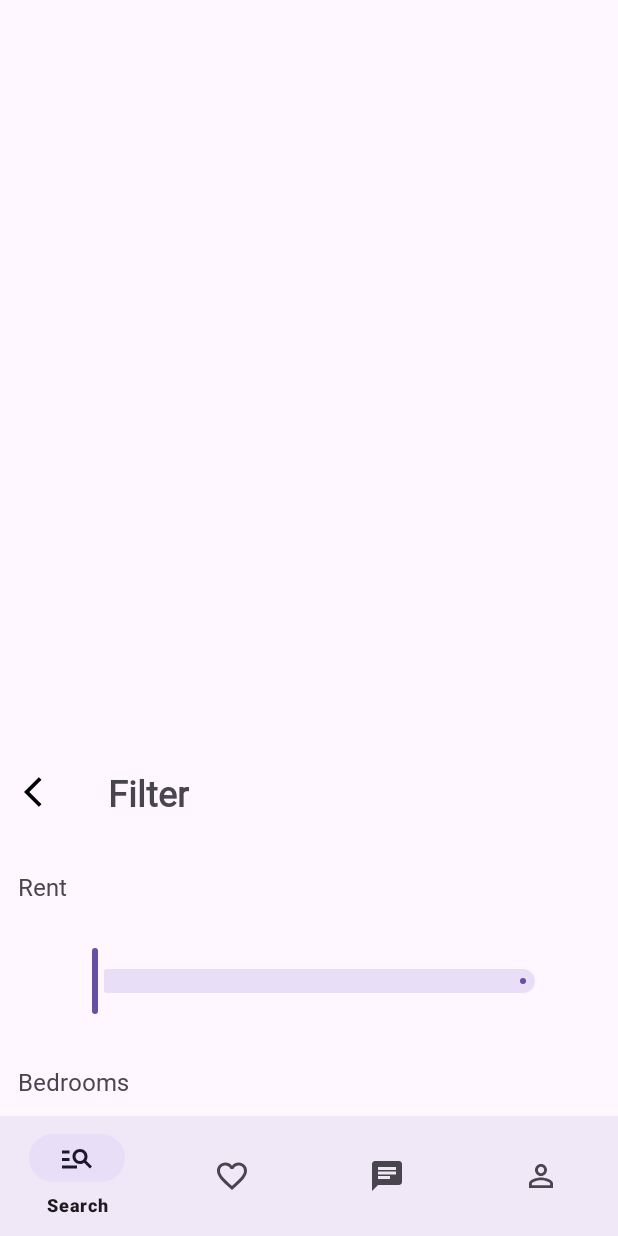
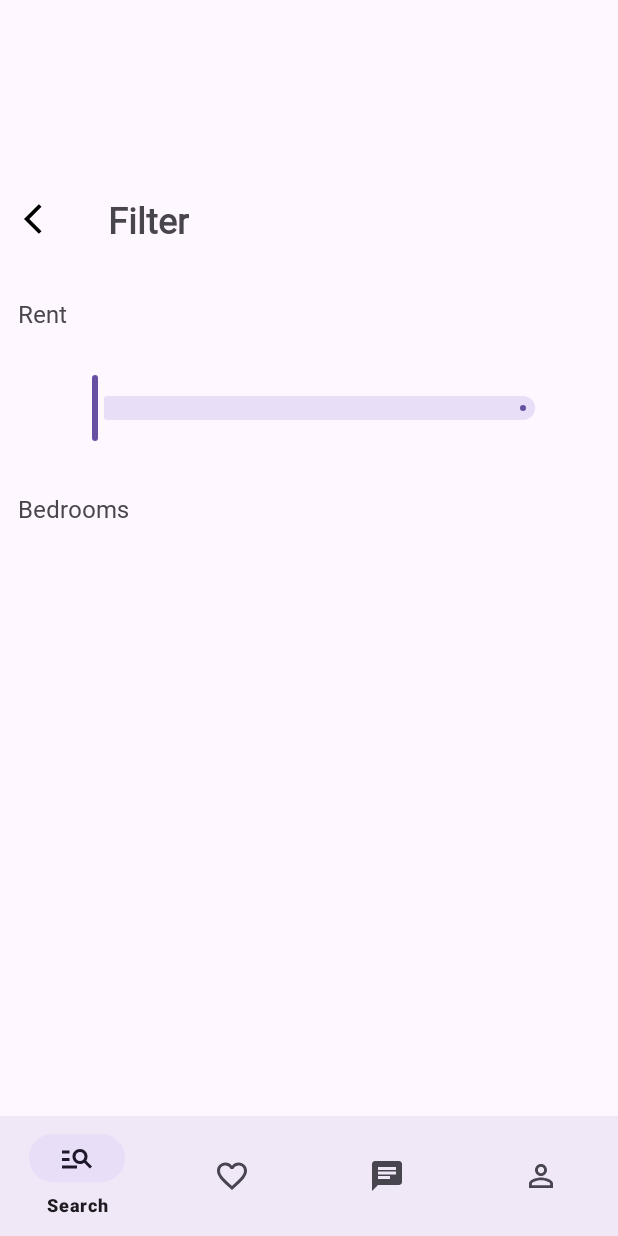
Before and after one commit to prep0ster0us/UrbanIn, an Android app: the SearchFilterFragment screen opened through its navigation route, on a phone screen of 412 x 824 dp. Run offline under Robolectric (Android 15) with nearby library versions, the light colour scheme and no system bars; our stand-ins replace Firebase (no records; nobody signed in at launch, a user with empty details on screens opened directly), navigation-ui; 3 statements that could not run were skipped.

Commit message:
Wrapped filter layout with nested ConstraintLayout

```diff
--- a/app/src/main/java/com/example/urbanin/MainActivity.kt
+++ b/app/src/main/java/com/example/urbanin/MainActivity.kt
@@ -6,6 +6,7 @@ import android.os.Handler
 import android.os.Looper
 import android.os.PersistableBundle
 import android.util.Log
+import android.view.View
 import android.widget.Toast
 import androidx.core.splashscreen.SplashScreen.Companion.installSplashScreen
 import androidx.navigation.findNavController
--- a/app/src/main/res/drawable/arrow_back_dark_24.xml
+++ b/app/src/main/res/drawable/arrow_back_24.xml
@@ -1,5 +1,5 @@
 <vector android:autoMirrored="true" android:height="24dp"
-    android:tint="#000000" android:viewportHeight="24"
+    android:tint="@color/arrow_back_color" android:viewportHeight="24"
     android:viewportWidth="24" android:width="24dp" xmlns:android="http://schemas.android.com/apk/res/android">
     <path android:fillColor="@android:color/white" android:pathData="M11.67,3.87L9.9,2.1 0,12l9.9,9.9 1.77,-1.77L3.54,12z"/>
 </vector>
--- a/app/src/main/res/layout/activity_main.xml
+++ b/app/src/main/res/layout/activity_main.xml
@@ -15,6 +15,7 @@
         app:layout_constraintBottom_toTopOf="@id/bottom_navbar"
         app:layout_constraintEnd_toEndOf="parent"
         app:layout_constraintStart_toStartOf="parent"
+        app:layout_constraintTop_toTopOf="parent"
         app:navGraph="@navigation/view_nav" />
 
     <com.google.android.material.bottomnavigation.BottomNavigationView
--- a/app/src/main/res/layout/fragment_search_filter.xml
+++ b/app/src/main/res/layout/fragment_search_filter.xml
@@ -1,14 +1,22 @@
 <?xml version="1.0" encoding="utf-8"?>
-<ScrollView xmlns:android="http://schemas.android.com/apk/res/android"
+<androidx.constraintlayout.widget.ConstraintLayout xmlns:android="http://schemas.android.com/apk/res/android"
     xmlns:app="http://schemas.android.com/apk/res-auto"
+    xmlns:tools="http://schemas.android.com/tools"
     android:layout_width="match_parent"
-    android:layout_height="match_parent">
+    android:layout_height="match_parent"
+    tools:context=".tenant.search.SearchFilterFragment">
+
+    <androidx.core.widget.NestedScrollView
+        android:layout_width="match_parent"
+        android:layout_height="500dp"
+        app:layout_constraintEnd_toEndOf="parent"
+        app:layout_constraintStart_toStartOf="parent"
+        app:layout_constraintTop_toTopOf="parent">
 
         <androidx.constraintlayout.widget.ConstraintLayout
             android:id="@+id/filterParent"
             android:layout_width="match_parent"
             android:layout_height="wrap_content">
-
             <ImageButton
                 android:id="@+id/btnFilterBack"
                 android:layout_width="wrap_content"
@@ -17,7 +25,7 @@
                 android:contentDescription="Back button"
                 android:paddingHorizontal="16dp"
                 android:paddingVertical="12dp"
-            android:src="@drawable/arrow_back_dark_24"
+                android:src="@drawable/arrow_back_24"
                 app:layout_constraintStart_toStartOf="parent"
                 app:layout_constraintTop_toTopOf="parent" />
 
@@ -76,5 +84,5 @@
 
         </androidx.constraintlayout.widget.ConstraintLayout>
 
-
-</ScrollView>
+    </androidx.core.widget.NestedScrollView>
+</androidx.constraintlayout.widget.ConstraintLayout>
--- a/app/src/main/res/values-night/colors.xml
+++ b/app/src/main/res/values-night/colors.xml
@@ -1,4 +1,5 @@
 <?xml version="1.0" encoding="utf-8"?>
 <resources>
     <color name="primary_background">#FF1DB954</color>
+    <color name="arrow_back_color">#FFFFFF</color>
 </resources>
--- a/app/src/main/res/values/colors.xml
+++ b/app/src/main/res/values/colors.xml
@@ -14,5 +14,7 @@
     <color name="material_white">#FFFFFFFF</color>
     <color name="material_blue">#FF90CAF9</color>
     <color name="primary_background">#FF1DB954</color>
+<!--    Filter page-->
+    <color name="arrow_back_color">#000000</color>
 
 </resources>
```
Lines whose indentation alone changed are shown as unchanged.
